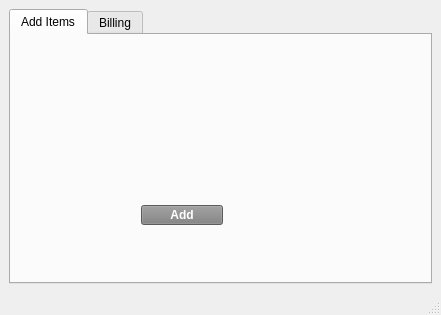
Qt form src/Application/MainWindow.ui (nabeelsiddiqui314/point_of_sale) before a commit.
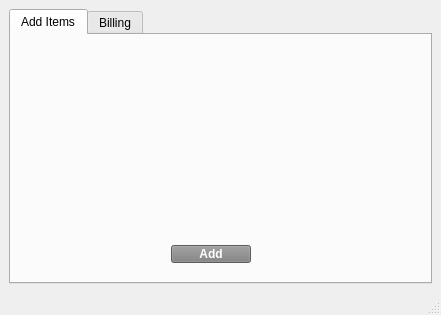
The same form after that commit.

```diff
--- a/src/Application/MainWindow.ui
+++ b/src/Application/MainWindow.ui
@@ -38,18 +38,15 @@
          <attribute name="title">
           <string>Add Items</string>
          </attribute>
-         <widget class="QWidget" name="horizontalLayoutWidget_2">
+         <widget class="QPushButton" name="addButton">
           <property name="geometry">
            <rect>
-            <x>130</x>
-            <y>170</y>
-            <width>82</width>
-            <height>20</height>
+            <x>160</x>
+            <y>210</y>
+            <width>80</width>
+            <height>18</height>
            </rect>
           </property>
-          <layout class="QVBoxLayout" name="verticalLayout">
-           <item>
-            <widget class="QPushButton" name="addButton">
              <property name="sizePolicy">
               <sizepolicy hsizetype="Expanding" vsizetype="Fixed">
                <horstretch>0</horstretch>
@@ -65,9 +62,6 @@
              <property name="text">
               <string>Add</string>
              </property>
-            </widget>
-           </item>
-          </layout>
          </widget>
         </widget>
         <widget class="QWidget" name="tab_2">
```
Lines whose indentation alone changed are shown as unchanged.
